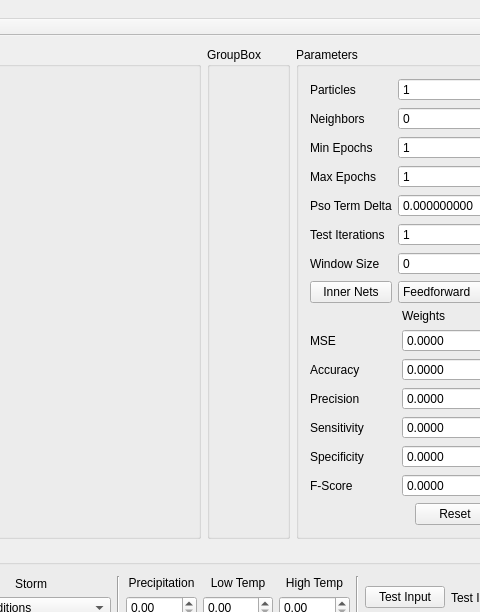
Qt form frontend/mainwindow.ui (wboler05/pso_neural_net) before a commit; both pictures show x 562 to 1042 and y 0 to 612 of the 1178 by 841 pixel window.
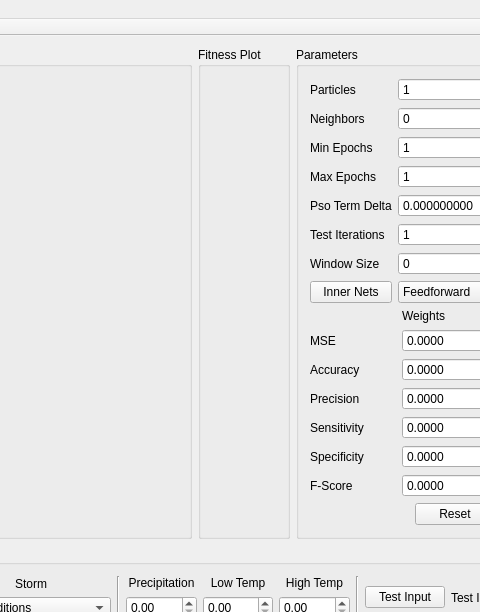
The same form after that commit. Custom widgets are drawn as their Qt base class.

Diff of the .ui file:
```diff
--- a/frontend/mainwindow.ui
+++ b/frontend/mainwindow.ui
@@ -581,7 +581,7 @@
       <item>
        <widget class="QGroupBox" name="groupBox_3">
         <property name="title">
-         <string>GroupBox</string>
+         <string>Fitness Plot</string>
         </property>
         <layout class="QVBoxLayout" name="verticalLayout_8">
          <item>
```
